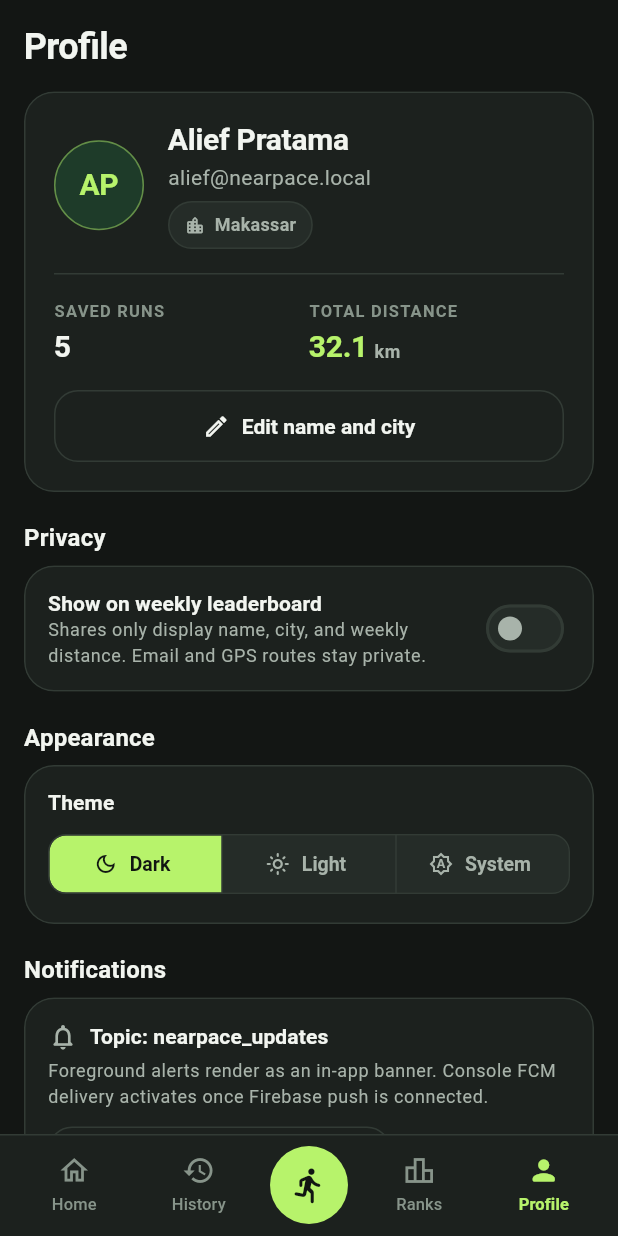
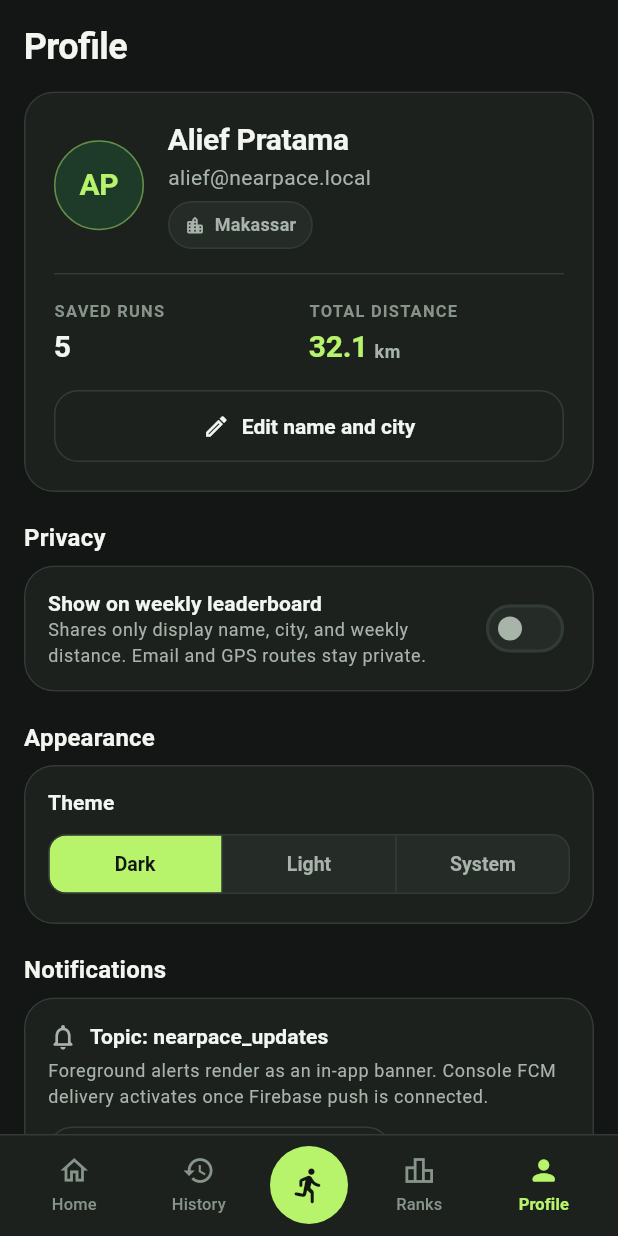
Before and after one commit to aetheramizu/Kelompok-3_Kelas-C_Pemrograman_Mobile, a Flutter app: the AppShell screen opened directly, after a tap on "AP", on a phone screen of 412 x 824 dp. Run offline on Flutter 3.47's test engine with Material 3 defaults, Android fonts, the phone set to English and light mode, and no system bars; our stand-ins replace firebase_core, material_ui; accounts and stored records are empty.

Commit message:
Fix narrow-screen text scaling overflows and recording button tap area

```diff
--- a/NearPace App/nearpace/lib/ui/screens/history_screen.dart
+++ b/NearPace App/nearpace/lib/ui/screens/history_screen.dart
@@ -73,6 +73,7 @@ class _HistoryScreenState extends State<HistoryScreen> {
               maxWidth: NearPaceSpacing.maxContentWidth,
             ),
             child: CustomScrollView(
+              key: const ValueKey('history-scroll'),
               slivers: [
                 SliverPadding(
                   padding: EdgeInsets.fromLTRB(
--- a/NearPace App/nearpace/lib/ui/screens/home_screen.dart
+++ b/NearPace App/nearpace/lib/ui/screens/home_screen.dart
@@ -146,6 +146,7 @@ class HomeScreen extends StatelessWidget {
               maxWidth: NearPaceSpacing.maxContentWidth,
             ),
             child: CustomScrollView(
+              key: const ValueKey('home-scroll'),
               slivers: [
                 SliverPadding(
                   padding: EdgeInsets.fromLTRB(
@@ -228,7 +229,7 @@ class HomeScreen extends StatelessWidget {
                           ),
                         ),
                       ),
-                      const SizedBox(height: NearPaceSpacing.lg),
+                      const SizedBox(height: NearPaceSpacing.md),
 
                       // This Week Summary Card.
                       NearPaceCard(
@@ -273,7 +274,10 @@ class HomeScreen extends StatelessWidget {
                               ],
                             ),
                             const SizedBox(height: NearPaceSpacing.md),
-                            Row(
+                            FittedBox(
+                              fit: BoxFit.scaleDown,
+                              alignment: Alignment.centerLeft,
+                              child: Row(
                                 crossAxisAlignment: CrossAxisAlignment.baseline,
                                 textBaseline: TextBaseline.alphabetic,
                                 children: [
@@ -293,6 +297,7 @@ class HomeScreen extends StatelessWidget {
                                     ),
                                   ),
                                 ],
+                              ),
                             ),
                             const SizedBox(height: NearPaceSpacing.md),
                             WeeklyDistanceChart(
--- a/NearPace App/nearpace/lib/ui/screens/leaderboard_screen.dart
+++ b/NearPace App/nearpace/lib/ui/screens/leaderboard_screen.dart
@@ -33,6 +33,7 @@ class LeaderboardScreen extends StatelessWidget {
               maxWidth: NearPaceSpacing.maxContentWidth,
             ),
             child: CustomScrollView(
+              key: const ValueKey('leaderboard-scroll'),
               slivers: [
                 SliverPadding(
                   padding: EdgeInsets.fromLTRB(
--- a/NearPace App/nearpace/lib/ui/screens/profile_screen.dart
+++ b/NearPace App/nearpace/lib/ui/screens/profile_screen.dart
@@ -117,6 +117,7 @@ class ProfileScreen extends StatelessWidget {
               maxWidth: NearPaceSpacing.maxContentWidth,
             ),
             child: CustomScrollView(
+              key: const ValueKey('profile-scroll'),
               slivers: [
                 SliverPadding(
                   padding: EdgeInsets.fromLTRB(
@@ -274,26 +275,23 @@ class ProfileScreen extends StatelessWidget {
                                 segments: const [
                                   ButtonSegment(
                                     value: ThemeMode.dark,
-                                    label: Text('Dark'),
-                                    icon: Icon(
-                                      Icons.dark_mode_outlined,
-                                      size: 16,
+                                    label: FittedBox(
+                                      fit: BoxFit.scaleDown,
+                                      child: Text('Dark', maxLines: 1),
                                     ),
                                   ),
                                   ButtonSegment(
                                     value: ThemeMode.light,
-                                    label: Text('Light'),
-                                    icon: Icon(
-                                      Icons.light_mode_outlined,
-                                      size: 16,
+                                    label: FittedBox(
+                                      fit: BoxFit.scaleDown,
+                                      child: Text('Light', maxLines: 1),
                                     ),
                                   ),
                                   ButtonSegment(
                                     value: ThemeMode.system,
-                                    label: Text('System'),
-                                    icon: Icon(
-                                      Icons.brightness_auto_outlined,
-                                      size: 16,
+                                    label: FittedBox(
+                                      fit: BoxFit.scaleDown,
+                                      child: Text('System', maxLines: 1),
                                     ),
                                   ),
                                 ],
```
Also changed, not shown: NearPace App/nearpace/lib/ui/screens/record_run_screen.dart (+18 -2 lines), NearPace App/nearpace/lib/ui/widgets/weather_badge.dart (+7 -4 lines). Lines whose indentation alone changed are shown as unchanged.
